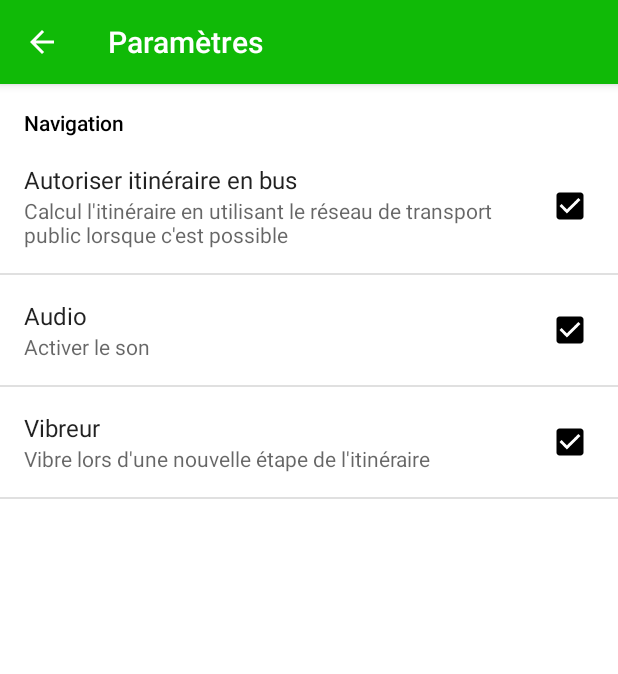
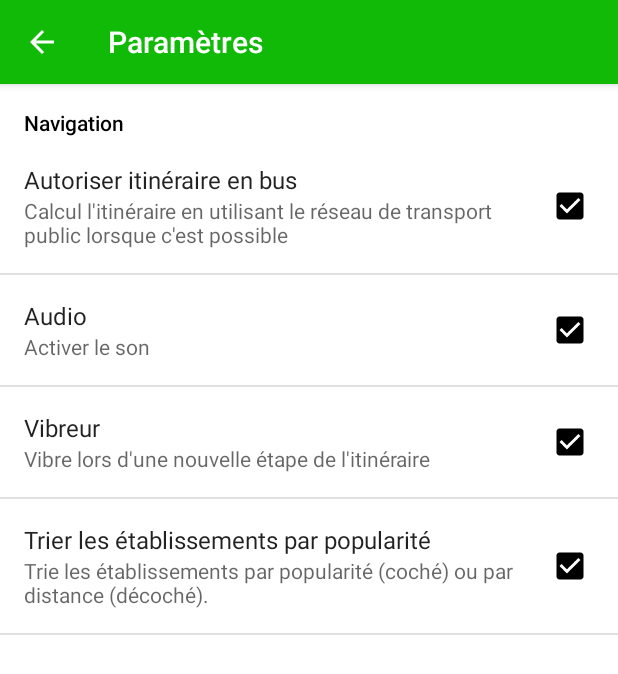
Before and after one commit to snigle/corsaire, an Android app: the screen it shows after launch (MainSettingsActivity), after a tap on "Paramètres", on a phone screen of 412 x 824 dp. Shown: the top 674 px of the screen. Run offline under Robolectric (Android 15) with nearby library versions, the phone set to English and light mode, and no system bars; our stand-ins replace Volley; libraries missing offline, so code that uses them is left out: com.google.maps.android; 2 statements that could not run were skipped.

Commit message:
sort places by popularity

```diff
--- a/app/build.gradle
+++ b/app/build.gradle
@@ -7,8 +7,8 @@ android {
         applicationId 'eu.snigle.proxygps'
         minSdkVersion 15
         targetSdkVersion 23
-        versionName '1.2.1'
-        versionCode 6
+        versionName '1.2.2'
+        versionCode 7
     }
     buildTypes {
         release {
--- a/app/src/main/java/eu/snigle/corsaire/itinerary/ItineraryHelper.java
+++ b/app/src/main/java/eu/snigle/corsaire/itinerary/ItineraryHelper.java
@@ -88,7 +88,9 @@ public class ItineraryHelper {
                                 if(returnedArrivalAddress.getSubThoroughfare() != null) {
                                     try {
                                         int streetNumber = Integer.parseInt(returnedArrivalAddress.getSubThoroughfare());
-                                        Address after = geocoder.getFromLocationName(returnedArrivalAddress.getAddressLine(0).replace(returnedArrivalAddress.getSubThoroughfare(), String.valueOf(streetNumber + 2))+" "+returnedArrivalAddress.getLocality()+" "+returnedArrivalAddress.getCountryName(), 1).get(0);
+                                        List<Address> geocodeAfter = geocoder.getFromLocationName(returnedArrivalAddress.getAddressLine(0).replace(returnedArrivalAddress.getSubThoroughfare(), String.valueOf(streetNumber + 2)) + " " + returnedArrivalAddress.getLocality() + " " + returnedArrivalAddress.getCountryName(), 1);
+                                        if (geocodeAfter.size() > 0) {
+                                            Address after = geocodeAfter.get(0);
                                             Location afterLocation = new Location("");
                                             afterLocation.setLatitude(after.getLatitude());
                                             afterLocation.setLongitude(after.getLongitude());
@@ -96,6 +98,8 @@ public class ItineraryHelper {
                                             Log.i(TAG,"next : "+after.getAddressLine(0)+" "+after.getLocality());
                                             if (returnedArrivalAddress.getAddressLine(0) != null)
                                                 Log.i(TAG, streetNumber+" - toto - "+returnedArrivalAddress.getAddressLine(0).replace(returnedArrivalAddress.getSubThoroughfare(), String.valueOf(streetNumber+1)));
+
+                                        }
                                     }catch (NumberFormatException e){ Log.i(TAG, "streetNumber NaN"); }
                                 }
                                 else
--- a/app/src/main/res/values/strings.xml
+++ b/app/src/main/res/values/strings.xml
@@ -71,5 +71,8 @@
     <string name="precision">précision</string>
     <string name="croissant">sens croissant</string>
     <string name="decroissant">sens décroissant</string>
+    <string name="pref_sortByPopularity" translatable="false">pref_sortByPopularity</string>
+    <string name="pref_sortByPopularity_title">Trier les établissements par popularité</string>
+    <string name="pref_sortByPopularity_summ">Trie les établissements par popularité (coché)  ou par distance (décoché).</string>
 
 </resources>
--- a/app/src/main/res/xml/preferences.xml
+++ b/app/src/main/res/xml/preferences.xml
@@ -23,6 +23,12 @@
             android:summary="@string/pref_vibrate_summ"
             android:defaultValue="true" />
 
+        <CheckBoxPreference
+            android:key="@string/pref_sortByPopularity"
+            android:title="@string/pref_sortByPopularity_title"
+            android:summary="@string/pref_sortByPopularity_summ"
+            android:defaultValue="true" />
+
 
     </PreferenceCategory>
 
```
Also changed, not shown: app/src/main/java/eu/snigle/corsaire/itinerary/favorite/Favorite.java (added, +11 -0 lines), app/src/main/java/eu/snigle/corsaire/proximite/CategoriesActivity.java (+9 -1 lines), 2 other files. Lines whose indentation alone changed are shown as unchanged.
